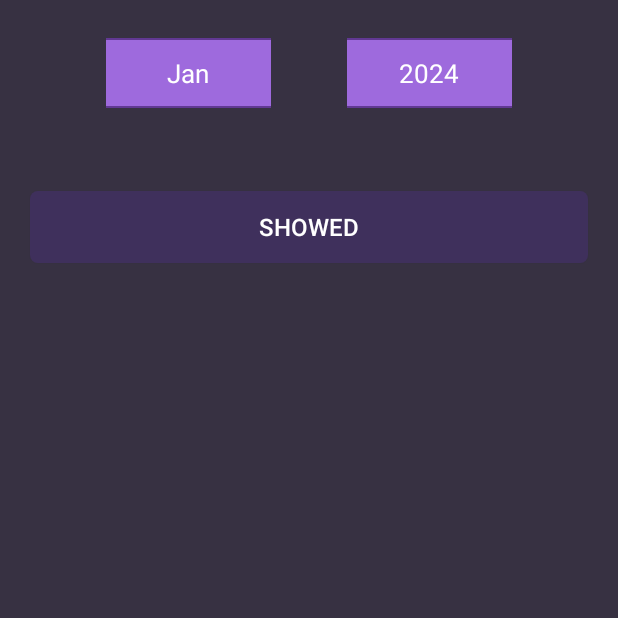
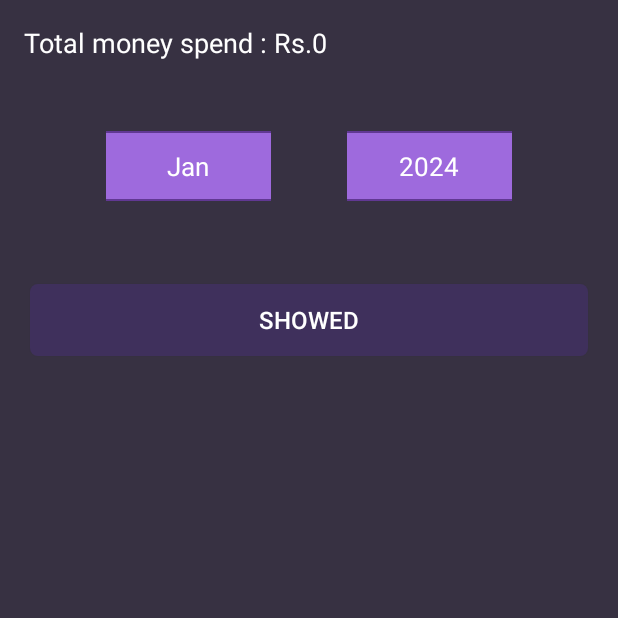
Before and after one commit to Jugalcody/Hisaab_Calculator_Android_App, an Android app: the display screen opened directly, with no data from a screen before it, after a tap on "SHOW", on a phone screen of 412 x 824 dp, the top half of it. Run offline under Robolectric (Android 15) with nearby library versions, the light colour scheme and no system bars; our stand-ins replace AdMob; Roboto replaces fonts that are not available here.

Commit message:
updated,removed bugs

```diff
--- a/app/src/main/java/hisaab/store/analyser/MainActivity.java
+++ b/app/src/main/java/hisaab/store/analyser/MainActivity.java
@@ -62,7 +62,7 @@ public class MainActivity extends AppCompatActivity {
                 String user = u.getText().toString();
                 String pass = p.getText().toString();
                 if (!user.equals("") && !pass.equals("")) {
-                    if(user.length()<7) {
+                    if(user.length()==10) {
                         if (isAuthenticate(user, pass)) {
                             Intent p1 = new Intent(this, first.class);
                             Toast.makeText(this, "Welcome " + name, Toast.LENGTH_LONG).show();
--- a/app/src/main/java/hisaab/store/analyser/display.java
+++ b/app/src/main/java/hisaab/store/analyser/display.java
@@ -37,7 +37,7 @@ import java.util.Arrays;
 import java.util.List;
 
 public class display extends AppCompatActivity {
-TextView e1;
+TextView e1,totalspend;
 Button b1;
 int p=0;
 SharedPreferences sp,spitem;
@@ -76,9 +76,8 @@ String mon,year,head;
         try {
 
             hview=findViewById(R.id.presshowhorizon);
-
+            totalspend=findViewById(R.id.display_total);
             Spinner s = findViewById(R.id.spin2);
-
             sp = getSharedPreferences("login", MODE_PRIVATE);
             spitem = getSharedPreferences("item", MODE_PRIVATE);
             String[] arr={"Jan","Feb","Mar","Apr","May","June","July","Aug","Sept","Oct","Nov","Dec"};
@@ -114,6 +113,7 @@ String mon,year,head;
                     year = parent.getItemAtPosition(i).toString();
                     b1.setText("Show");
                     hview.setVisibility(View.GONE);
+                    totalspend.setVisibility(View.GONE);
                     //e1.setText("");
                 }
 
@@ -130,6 +130,7 @@ String mon,year,head;
                     b1.setText("Show");
                     //e1.setText("");
                     hview.setVisibility(View.GONE);
+                    totalspend.setVisibility(View.GONE);
                 }
 
                 @Override
@@ -149,10 +150,45 @@ String mon,year,head;
 
     }
 
+    public int month(String m){
+        if(m.equals("Jan")) return 1;
+        else if(m.equals("Feb")) return 2;
+        else if(m.equals("Mar")) return 3;
+        else if(m.equals("Apr")) return 4;
+        else if(m.equals("May")) return 5;
+        else if(m.equals("June")) return 6;
+        else if(m.equals("July")) return 7;
+        else if(m.equals("Aug")) return 8;
+        else if(m.equals("Sept")) return 9;
+        else if(m.equals("Oct")) return 10;
+        else if(m.equals("Nov")) return 11;
+        else return 12;
+    }
 
 
+    public String monthlySpend(){
+        File path=getApplicationContext().getFilesDir();
+        String b4="0";
+        int m;
+        try{
+            m=month(mon);
+            FileInputStream f2=new FileInputStream(new File(path,head+m+year+"monthlySpend.txt"));
+
+            InputStreamReader r = new InputStreamReader(f2);
+            BufferedReader br = new BufferedReader(r);
+            b4 = br.readLine();
+            if(b4==null) b4="0";
+            f2.close();
+        }
+        catch(IOException e){
+            Toast.makeText(this,"no data found",Toast.LENGTH_LONG).show();
+        }
+        return b4;
+    }
     public int show_data(){
         hview.setVisibility(View.GONE);
+        totalspend.setVisibility(View.VISIBLE);
+        totalspend.setText("Total money spend : Rs."+monthlySpend());
         LinearLayout tableContent=findViewById(R.id.tableContent);
         tableContent.removeAllViews();
             File path = getApplicationContext().getFilesDir();
@@ -306,11 +342,11 @@ String mon,year,head;
     }
     public static String[][] convertToArray(List<List> data) {
         String[][] arr=new String[data.size()][4];
+
+
         for(int i=0;i<data.size();i++){
             arr[i][3]=data.get(i).get(data.get(i).size()-2).toString();  //date
-            System.out.println("jjk"+data.get(i).get(2).toString()+"  --  "+" 0000 "+data.size()+"0000"+data.get(i).toString());
             arr[i][2]=data.get(i).get(data.get(i).size()-4).toString();   //price
-
             String str="";
             for(int k=0;k<data.get(i).size()-5;k++){
                 if(!data.get(i).get(k).toString().trim().equals("+")){
--- a/app/src/main/java/hisaab/store/analyser/signup.java
+++ b/app/src/main/java/hisaab/store/analyser/signup.java
@@ -64,7 +64,7 @@ EditText ph, password,user;
 
     public void register(String u, String p,String name) {
         if (!u.equals("") && !p.equals("") && !name.equals("")) {
-            if (p.length() < 7) {
+            if (p.length()==10) {
                 File path = getApplicationContext().getFilesDir();
                 String k = u + " " + p + " " + name + "\n";
 
--- a/app/src/main/res/layout/activity_display.xml
+++ b/app/src/main/res/layout/activity_display.xml
@@ -128,12 +128,22 @@
                 </RelativeLayout>
             </HorizontalScrollView>
 
-
+<TextView
+    android:layout_width="match_parent"
+    android:layout_height="wrap_content"
+    android:layout_margin="16dp"
+    android:textColor="@color/white"
+    android:id="@+id/display_total"
+    android:visibility="gone"
+    android:text="Total money spend : "
+    android:textSize="18sp"
+    />
 
             <LinearLayout
                 android:layout_width="wrap_content"
                 android:layout_height="wrap_content"
                 android:layout_gravity="center"
+                android:layout_marginTop="5dp"
                 android:orientation="horizontal"
                 android:background="@color/violet">
 
```
